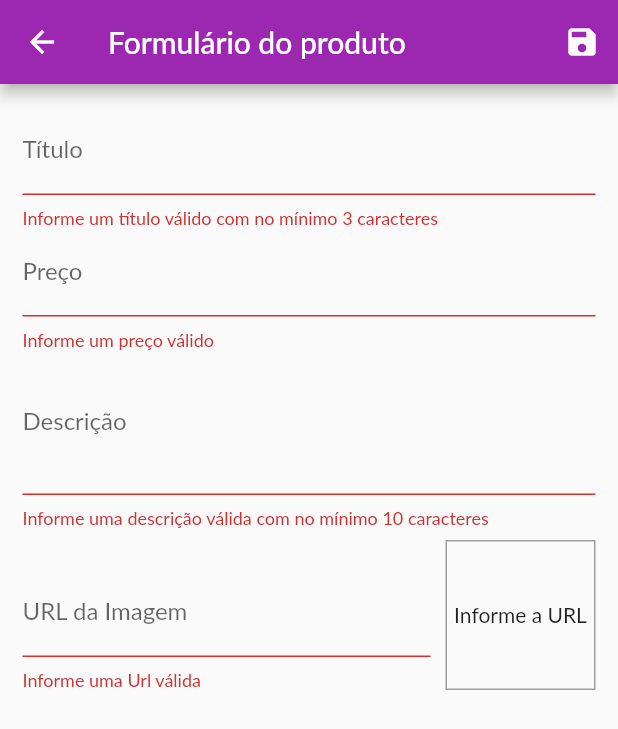
After one commit to pcesarofc/shoppapp, a Flutter app: the ProductFormScreen screen opened by its route, after a tap on the "save" icon, on a phone screen of 412 x 824 dp. The commit adds this screen. Shown: the top 729 px of the screen. Run offline on Flutter 3.47's test engine with Material 2 defaults, Android fonts, the phone set to English and light mode, and no system bars; network calls fail; Roboto replaces fonts that are missing (Lato).

Commit message:
Adicionada funçao de adicionar produto

```diff
--- a/lib/providers/product.dart
+++ b/lib/providers/product.dart
@@ -9,7 +9,7 @@ class Product with ChangeNotifier {
   bool isFavorite;
 
   Product({
-    @required this.id,
+    this.id,
     @required this.title,
     @required this.description,
     @required this.price,
--- a/lib/utils/app_routes.dart
+++ b/lib/utils/app_routes.dart
@@ -3,4 +3,6 @@ class AppRoutes {
   static const PRODUCT_DETAIL = '/product-detail';
   static const CART = '/cart';
   static const ORDERS = '/orders';
+  static const PRODUCTS = '/products';
+  static const PRODUCTFORM = '/product-form';
 }
--- /dev/null
+++ b/lib/views/product_form_screen.dart
@@ -0,0 +1,206 @@
+import 'dart:math';
+import 'package:flutter/material.dart';
+import 'package:provider/provider.dart';
+import 'package:shop/providers/product.dart';
+import 'package:shop/providers/products.dart';
+
+class ProductFormScreen extends StatefulWidget {
+  @override
+  _ProductFormScreenState createState() => _ProductFormScreenState();
+}
+
+class _ProductFormScreenState extends State<ProductFormScreen> {
+  final _priceFocusNode = FocusNode();
+  final _descriptionFocusNode = FocusNode();
+  final _imageUrlFocusNode = FocusNode();
+  final _imageUrlController = TextEditingController();
+  final _form = GlobalKey<FormState>();
+  final _formData = Map<String, Object>();
+
+  @override
+  void initState() {
+    super.initState();
+    _imageUrlFocusNode.addListener(_updateImage);
+  }
+
+  // ATUALIZA A IMAGEM AO ENTRAR OU REMOVER A URL E MUDAR DE FOCO.
+  void _updateImage() {
+    if (isValidImage(_imageUrlController.text)) {
+      setState(() {});
+    }
+  }
+
+  // VALIDA A URL DA IMAGEM.
+  bool isValidImage(String url) {
+    bool startWithHttp = url.toLowerCase().startsWith('http://');
+    bool startWithHttps = url.toLowerCase().startsWith('https://');
+    bool endsWithPng = url.toLowerCase().endsWith('.png');
+    bool endsWithJpg = url.toLowerCase().endsWith('.jpg');
+    bool endsWithJpeg = url.toLowerCase().endsWith('.jpeg');
+
+    return (startWithHttp || startWithHttps) &&
+        (endsWithJpeg || endsWithJpg || endsWithPng);
+  }
+
+  // LIBERA A MEMÓRIA DO FOCUS.
+  @override
+  void dispose() {
+    super.dispose();
+    _priceFocusNode.dispose();
+    _descriptionFocusNode.dispose();
+    _imageUrlFocusNode.removeListener(_updateImage);
+    _imageUrlFocusNode.dispose();
+  }
+
+  // VALIDA E SALVA O FORMULÁRIO.
+  void _saveForm() {
+    var isValid = _form.currentState.validate();
+    if (isValid == false) {
+      return;
+    } else {
+      _form.currentState.save();
+      final newProduct = Product(
+        title: _formData['title'],
+        description: _formData['description'],
+        price: _formData['price'],
+        imageUrl: _formData['imageUrl'],
+      );
+
+      Provider.of<Products>(context, listen: false).addProduct(newProduct);
+      Navigator.of(context).pop();
+    }
+  }
+
+  Widget build(BuildContext context) {
+    return Scaffold(
+      appBar: AppBar(
+        title: Text("Formulário do produto"),
+        actions: [
+          IconButton(
+            onPressed: () {
+              _saveForm();
+            },
+            icon: Icon(Icons.save),
+          ),
+        ],
+      ),
+      body: Padding(
+        padding: const EdgeInsets.all(15),
+        child: Form(
+          key: _form,
+          child: ListView(
+            children: [
+              // FORMFIELD DO TÍTULO.
+              TextFormField(
+                decoration: InputDecoration(labelText: 'Título'),
+                textInputAction: TextInputAction.next,
+                onFieldSubmitted: (_) {
+                  FocusScope.of(context).requestFocus(_priceFocusNode);
+                },
+                onSaved: (value) => _formData['title'] = value,
+                validator: (value) {
+                  bool isEmpty = value.trim().isEmpty;
+                  if (isEmpty || value.trim().length < 2) {
+                    return 'Informe um título válido com no mínimo 3 caracteres';
+                  }
+                  return null;
+                },
+              ),
+
+              // FORMFIELD DO PREÇO.
+              TextFormField(
+                decoration: InputDecoration(labelText: 'Preço'),
+                textInputAction: TextInputAction.next,
+                focusNode: _priceFocusNode,
+                keyboardType: TextInputType.numberWithOptions(
+                  decimal: true,
+                ),
+                onFieldSubmitted: (_) {
+                  FocusScope.of(context).requestFocus(_descriptionFocusNode);
+                },
+                onSaved: (value) => _formData['price'] = double.parse(value),
+                validator: (value) {
+                  bool isEmpty = value.trim().isEmpty;
+                  var newPrice = double.tryParse(value);
+                  bool isInvalid = newPrice == null || newPrice <= 0;
+
+                  if (isEmpty || isInvalid) {
+                    return 'Informe um preço válido';
+                  }
+                  return null;
+                },
+              ),
+
+              //FORMFIELD DA DESCRIÇÃO.
+              TextFormField(
+                decoration: InputDecoration(labelText: 'Descrição'),
+                maxLines: 3,
+                keyboardType: TextInputType.multiline,
+                focusNode: _descriptionFocusNode,
+                onSaved: (value) => _formData['description'] = value,
+                validator: (value) {
+                  bool isEmpty = value.trim().isEmpty;
+                  if (isEmpty || value.trim().length <= 10) {
+                    return 'Informe uma descrição válida com no mínimo 10 caracteres';
+                  }
+                  return null;
+                },
+              ),
+
+              //FORMFIELD E CAMPO DA IMAGEURL.
+              Row(
+                crossAxisAlignment: CrossAxisAlignment.end,
+                children: [
+                  Expanded(
+                    child: TextFormField(
+                      decoration: InputDecoration(labelText: 'URL da Imagem'),
+                      keyboardType: TextInputType.url,
+                      textInputAction: TextInputAction.done,
+                      focusNode: _imageUrlFocusNode,
+                      controller: _imageUrlController,
+                      onFieldSubmitted: (_) {
+                        _saveForm();
+                      },
+                      onSaved: (value) => _formData['imageUrl'] = value,
+                      validator: (value) {
+                        bool vazia = value.trim().isEmpty;
+                        bool invalida = isValidImage(value);
+                        if (vazia || !invalida) {
+                          return 'Informe uma Url válida';
+                        }
+                        return null;
+                      },
+                    ),
+                  ),
+                  Container(
+                    width: 100,
+                    height: 100,
+                    margin: EdgeInsets.only(
+                      top: 8,
+                      left: 10,
+                    ),
+                    decoration: BoxDecoration(
+                      border: Border.all(
+                        color: Colors.grey,
+                        width: 1,
+                      ),
+                    ),
+                    alignment: Alignment.center,
+                    child: _imageUrlController.text.isEmpty
+                        ? Text("Informe a URL")
+                        : FittedBox(
+                            child: Image.network(
+                              _imageUrlController.text,
+                              fit: BoxFit.cover,
+                            ),
+                          ),
+                  ),
+                ],
+              ),
+            ],
+          ),
+        ),
+      ),
+    );
+  }
+}
--- a/lib/widgets/product_grid.dart
+++ b/lib/widgets/product_grid.dart
@@ -1,7 +1,7 @@
 import 'package:flutter/material.dart';
 import 'package:provider/provider.dart';
 
-import '../widgets/product_item.dart';
+import 'product_grid_item.dart';
 import '../providers/products.dart';
 
 class ProductGrid extends StatelessWidget {
```
Also changed, not shown: lib/main.dart (+4 -3 lines), lib/providers/products.dart (+18 -4 lines), lib/views/products_screen.dart (added, +42 -0 lines), lib/widgets/app_drawer.dart (+10 -0 lines), lib/widgets/cart_item_widget.dart (+23 -0 lines), lib/widgets/product_grid_item.dart (added, +71 -0 lines), lib/widgets/product_item.dart (+25 -59 lines).
